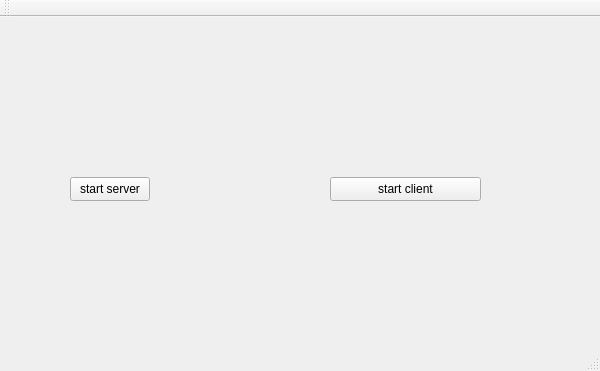
Old version of the form gui/gui.ui in the repository JustinAngara/server-client-test.
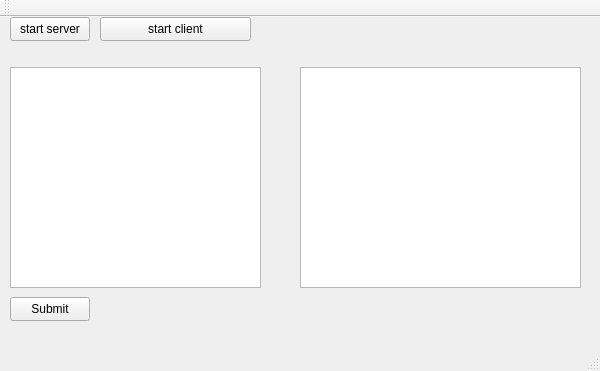
New version of the form.

Patch:
```diff
--- a/gui/gui.ui
+++ b/gui/gui.ui
@@ -17,8 +17,8 @@
    <widget class="QPushButton" name="button">
     <property name="geometry">
      <rect>
-      <x>70</x>
-      <y>160</y>
+      <x>10</x>
+      <y>0</y>
       <width>80</width>
       <height>24</height>
      </rect>
@@ -30,8 +30,8 @@
    <widget class="QPushButton" name="button2">
     <property name="geometry">
      <rect>
-      <x>330</x>
-      <y>160</y>
+      <x>100</x>
+      <y>0</y>
       <width>151</width>
       <height>24</height>
      </rect>
@@ -40,6 +40,39 @@
      <string>start client</string>
     </property>
    </widget>
+   <widget class="QTextEdit" name="inputArea">
+    <property name="geometry">
+     <rect>
+      <x>10</x>
+      <y>50</y>
+      <width>251</width>
+      <height>221</height>
+     </rect>
+    </property>
+   </widget>
+   <widget class="QTextBrowser" name="outputArea">
+    <property name="geometry">
+     <rect>
+      <x>300</x>
+      <y>50</y>
+      <width>281</width>
+      <height>221</height>
+     </rect>
+    </property>
+   </widget>
+   <widget class="QPushButton" name="submit">
+    <property name="geometry">
+     <rect>
+      <x>10</x>
+      <y>280</y>
+      <width>80</width>
+      <height>24</height>
+     </rect>
+    </property>
+    <property name="text">
+     <string>Submit</string>
+    </property>
+   </widget>
   </widget>
   <widget class="QMenuBar" name="menuBar">
    <property name="geometry">
```
